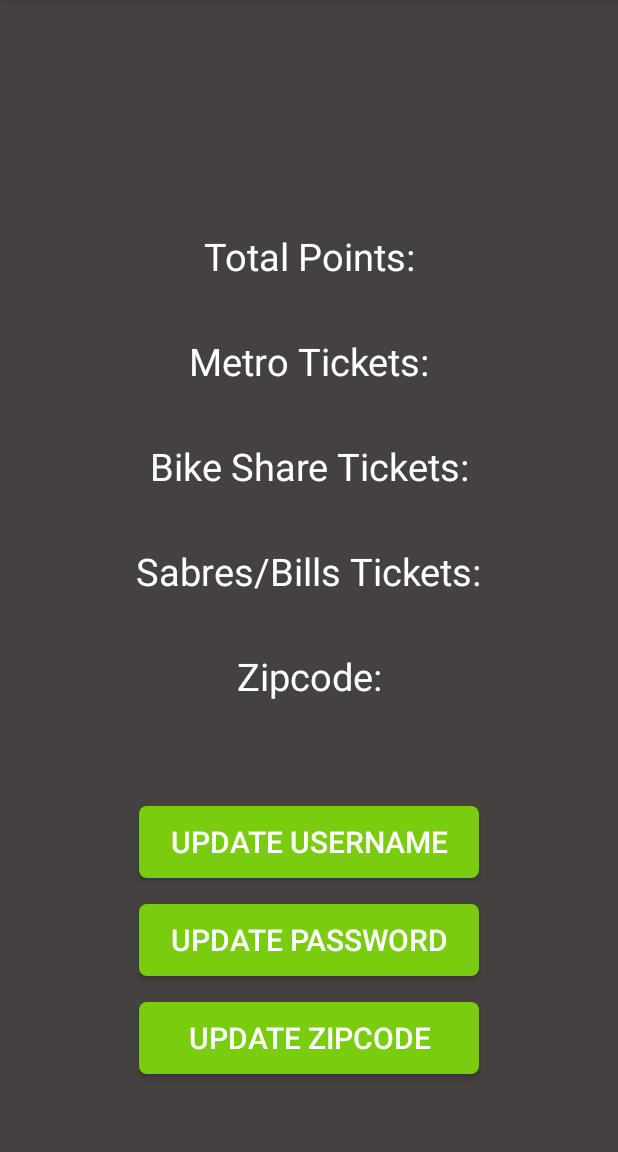
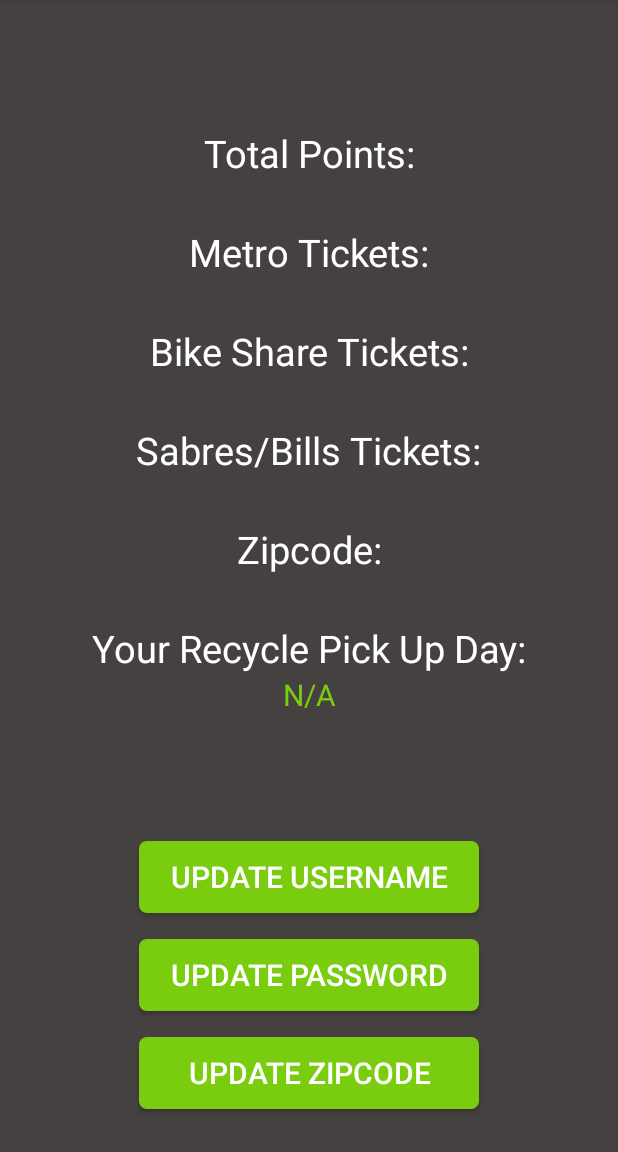
Before and after one commit to Gsilver123/CanScan, an Android app: the HomeActivity screen opened directly, with no data from a screen before it, after a tap on "USER PROFILE", on a phone screen of 412 x 824 dp, the part 84-1236 px from its top. Run offline under Robolectric (Android 15) with nearby library versions, the phone set to English and light mode, and no system bars; libraries missing offline, so code that uses them is left out: com.mongodb.stitch, org.bson; 9 statements that could not run were skipped.

Commit message:
Created Zipcode Recycle Day (#7)
Zipcode is now prompted when the user first logs in. Adds functionality to determine what days that the recycling is picked up.

```diff
--- a/app/src/main/java/com/example/canscan/CreateUserActivity.java
+++ b/app/src/main/java/com/example/canscan/CreateUserActivity.java
@@ -2,6 +2,7 @@
 
 import android.content.Intent;
 import android.os.Bundle;
+import android.support.v7.app.AlertDialog;
 import android.support.v7.app.AppCompatActivity;
 import android.text.TextUtils;
 import android.util.Log;
--- /dev/null
+++ b/app/src/main/java/com/example/canscan/ZipcodeLab.java
@@ -0,0 +1,47 @@
+package com.example.canscan;
+
+import java.util.HashMap;
+
+public class ZipcodeLab {
+
+    private static ZipcodeLab sZupcodeLab;
+
+    private HashMap<Integer, String> mZipcodePickUpDays;
+
+    public static ZipcodeLab get() {
+        if (sZupcodeLab == null) {
+            sZupcodeLab = new ZipcodeLab();
+        }
+        return sZupcodeLab;
+    }
+
+    private ZipcodeLab() {
+        fillZipcodePickUpDaysMap();
+    }
+
+    private void fillZipcodePickUpDaysMap() {
+        mZipcodePickUpDays = new HashMap<>();
+
+        mZipcodePickUpDays.put(14201, "Wednesday");
+        mZipcodePickUpDays.put(14202, "Wednesday");
+        mZipcodePickUpDays.put(14203, "Wednesday");
+        mZipcodePickUpDays.put(14204, "Monday");
+        mZipcodePickUpDays.put(14206, "Monday");
+        mZipcodePickUpDays.put(14207, "Friday");
+        mZipcodePickUpDays.put(14208, "Tuesday");
+        mZipcodePickUpDays.put(14209, "Wednesday");
+        mZipcodePickUpDays.put(14210, "Monday");
+        mZipcodePickUpDays.put(14211, "Tuesday");
+        mZipcodePickUpDays.put(14212, "Tuesday");
+        mZipcodePickUpDays.put(14213, "Wednesday");
+        mZipcodePickUpDays.put(14214, "Thursday");
+        mZipcodePickUpDays.put(14215, "Thursday");
+        mZipcodePickUpDays.put(14216, "Friday");
+        mZipcodePickUpDays.put(14220, "Monday");
+        mZipcodePickUpDays.put(14222, "Wednesday");
+    }
+
+    public HashMap<Integer, String> getZipcodePickUpDaysMap() {
+        return mZipcodePickUpDays;
+    }
+}
--- a/app/src/main/res/layout/profile.xml
+++ b/app/src/main/res/layout/profile.xml
@@ -10,9 +10,10 @@
         android:id="@+id/profile_username_textView"
         android:layout_width="wrap_content"
         android:layout_height="wrap_content"
-        android:textSize="45sp"
+        android:textSize="40sp"
         android:textColor="@color/colorPrimary"
-        app:layout_constraintTop_toBottomOf="@id/profile_username_top_guideline"
+        android:layout_marginTop="16dp"
+        app:layout_constraintBottom_toTopOf="@id/profile_horizontal_divider_line"
         app:layout_constraintStart_toStartOf="parent"
         app:layout_constraintEnd_toEndOf="parent"/>
 
@@ -21,8 +22,9 @@
         android:layout_width="0dp"
         android:layout_height="6dp"
         android:background="@color/colorPrimary"
-        android:layout_marginTop="4dp"
-        app:layout_constraintTop_toBottomOf="@id/profile_username_textView"
+        android:layout_marginTop="8dp"
+        android:layout_marginBottom="4dp"
+        app:layout_constraintBottom_toTopOf="@id/profile_total_points_top_guideline"
         app:layout_constraintStart_toStartOf="@id/profile_username_textView"
         app:layout_constraintEnd_toEndOf="@id/profile_username_textView"/>
 
@@ -54,7 +56,7 @@
         android:text="@string/profile_metro_tickets"
         android:textSize="25sp"
         android:textColor="@color/white"
-        android:layout_marginTop="8dp"
+        android:layout_marginTop="4dp"
         app:layout_constraintTop_toBottomOf="@id/profile_total_points_number_textView"
         app:layout_constraintStart_toStartOf="parent"
         app:layout_constraintEnd_toEndOf="parent"/>
@@ -76,7 +78,7 @@
         android:text="@string/profile_bike_share_tickets"
         android:textSize="25sp"
         android:textColor="@color/white"
-        android:layout_marginTop="8dp"
+        android:layout_marginTop="4dp"
         app:layout_constraintTop_toBottomOf="@id/profile_metro_tickets_number_textView"
         app:layout_constraintStart_toStartOf="parent"
         app:layout_constraintEnd_toEndOf="parent"/>
@@ -98,7 +100,7 @@
         android:text="@string/profile_game_tickets"
         android:textSize="25sp"
         android:textColor="@color/white"
-        android:layout_marginTop="8dp"
+        android:layout_marginTop="4dp"
         app:layout_constraintTop_toBottomOf="@id/profile_bike_share_tickets_number_textView"
         app:layout_constraintStart_toStartOf="parent"
         app:layout_constraintEnd_toEndOf="parent"/>
@@ -120,7 +122,7 @@
         android:text="@string/profile_current_zipcode"
         android:textSize="25sp"
         android:textColor="@color/white"
-        android:layout_marginTop="8dp"
+        android:layout_marginTop="4dp"
         app:layout_constraintTop_toBottomOf="@id/profile_game_tickets_number_textView"
         app:layout_constraintStart_toStartOf="parent"
         app:layout_constraintEnd_toEndOf="parent"/>
@@ -132,6 +134,28 @@
         android:textSize="20sp"
         android:textColor="@color/colorPrimary"
         app:layout_constraintTop_toBottomOf="@id/profile_current_zipcode_textView"
+        app:layout_constraintStart_toStartOf="parent"
+        app:layout_constraintEnd_toEndOf="parent"/>
+
+    <TextView
+        android:id="@+id/profile_recycle_pick_up_day_textView"
+        android:layout_width="wrap_content"
+        android:layout_height="wrap_content"
+        android:text="@string/profile_pick_up_day"
+        android:textSize="25sp"
+        android:textColor="@color/white"
+        android:layout_marginTop="4dp"
+        app:layout_constraintTop_toBottomOf="@id/profile_current_zipcode_number_textView"
+        app:layout_constraintStart_toStartOf="parent"
+        app:layout_constraintEnd_toEndOf="parent"/>
+
+    <TextView
+        android:id="@+id/profile_recycle_pick_up_day_number_textView"
+        android:layout_width="wrap_content"
+        android:layout_height="wrap_content"
+        android:textSize="20sp"
+        android:textColor="@color/colorPrimary"
+        app:layout_constraintTop_toBottomOf="@id/profile_recycle_pick_up_day_textView"
         app:layout_constraintStart_toStartOf="parent"
         app:layout_constraintEnd_toEndOf="parent"/>
 
@@ -172,18 +196,11 @@
         app:layout_constraintEnd_toEndOf="@id/profile_update_btn_end_guideline"/>
 
     <android.support.constraint.Guideline
-        android:id="@+id/profile_username_top_guideline"
-        android:layout_width="wrap_content"
-        android:layout_height="wrap_content"
-        android:orientation="horizontal"
-        app:layout_constraintGuide_percent=".075"/>
-
-    <android.support.constraint.Guideline
         android:id="@+id/profile_total_points_top_guideline"
         android:layout_width="wrap_content"
         android:layout_height="wrap_content"
         android:orientation="horizontal"
-        app:layout_constraintGuide_percent=".2"/>
+        app:layout_constraintGuide_percent=".11"/>
 
     <android.support.constraint.Guideline
         android:id="@+id/profile_update_btn_start_guideline"
@@ -204,20 +221,20 @@
         android:layout_width="wrap_content"
         android:layout_height="wrap_content"
         android:orientation="horizontal"
-        app:layout_constraintGuide_percent=".7"/>
+        app:layout_constraintGuide_percent=".73"/>
 
     <android.support.constraint.Guideline
         android:id="@+id/profile_update_password_btn_top_guideline"
         android:layout_width="wrap_content"
         android:layout_height="wrap_content"
         android:orientation="horizontal"
-        app:layout_constraintGuide_percent=".785"/>
+        app:layout_constraintGuide_percent=".815"/>
 
     <android.support.constraint.Guideline
         android:id="@+id/profile_update_zipcode_btn_top_guideline"
         android:layout_width="wrap_content"
         android:layout_height="wrap_content"
         android:orientation="horizontal"
-        app:layout_constraintGuide_percent=".87"/>
+        app:layout_constraintGuide_percent=".9"/>
 
 </android.support.constraint.ConstraintLayout>
--- a/app/src/main/res/values/strings.xml
+++ b/app/src/main/res/values/strings.xml
@@ -37,6 +37,7 @@
     <string name="profile_update_zipcode">Update Zipcode</string>
     <string name="profile_update_username">Update Username</string>
     <string name="profile_update_password">Update Password</string>
+    <string name="profile_pick_up_day">Your Recycle Pick Up Day:</string>
 
     <string name="update_profile">Update Profile</string>
 </resources>
```
Also changed, not shown: app/src/main/java/com/example/canscan/Home/HomeActivity.java (+62 -0 lines), app/src/main/java/com/example/canscan/ProfileFragment.java (+33 -0 lines).
